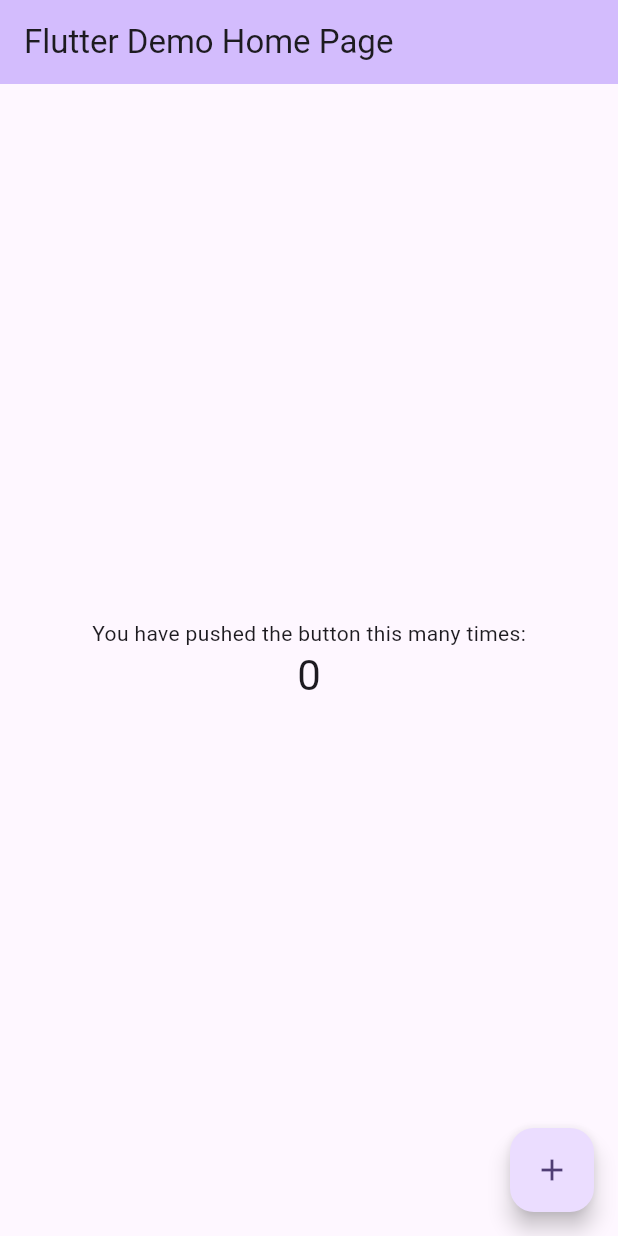
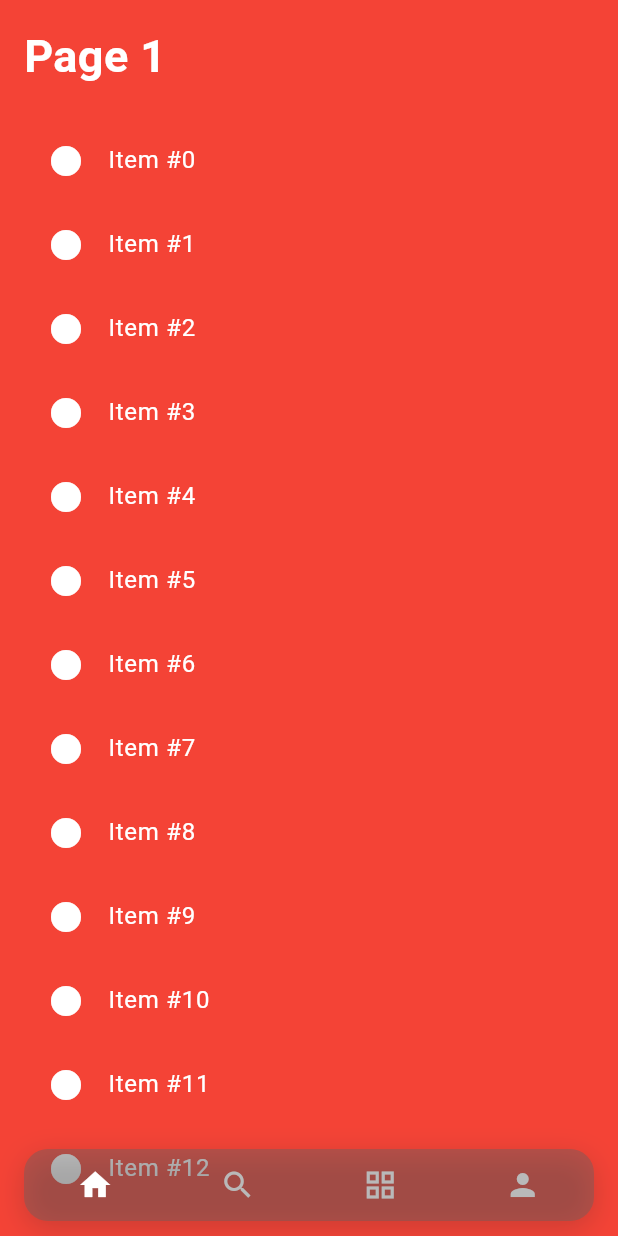
Before and after one commit to Anikshakya/ShowBox, a Flutter app: the screen it shows after launch, on a phone screen of 412 x 824 dp. Run offline on Flutter 3.47's test engine with Material 3 defaults, Android fonts, the phone set to English and light mode, and no system bars; our stand-ins replace get_storage.

Commit message:
[Added:: Bottom Nav]

```diff
--- a/lib/main.dart
+++ b/lib/main.dart
@@ -1,125 +1,178 @@
 import 'package:flutter/material.dart';
+import 'package:flutter/rendering.dart';
+import 'package:flutter/services.dart';
+import 'package:get_storage/get_storage.dart';
 
-void main() {
-  runApp(const MyApp());
+void main() async{
+  WidgetsFlutterBinding.ensureInitialized();
+  await GetStorage.init();
+  runApp(MaterialApp(
+    theme: ThemeData.dark(), // Optional: Dark theme for better visual
+    home: const FloatingBottomNavBar(),
+  ));
 }
 
-class MyApp extends StatelessWidget {
-  const MyApp({super.key});
+class FloatingBottomNavBar extends StatefulWidget {
+  const FloatingBottomNavBar({super.key});
 
-  // This widget is the root of your application.
+  @override
+  _FloatingBottomNavBarState createState() => _FloatingBottomNavBarState();
+}
+
+class _FloatingBottomNavBarState extends State<FloatingBottomNavBar> {
+  int _selectedIndex = 0;
+  final ScrollController _scrollController = ScrollController();
+  bool _isNavVisible = true;
+
+  final List<Widget> _pages = [
+    const PageContent(pageTitle: 'Page 1', color: Colors.red),
+    const PageContent(pageTitle: 'Page 2', color: Colors.blue),
+    const PageContent(pageTitle: 'Page 3', color: Colors.green),
+    const PageContent(pageTitle: 'Page 4', color: Colors.orange),
+  ];
+
+  void _onItemTapped(int index) {
+    HapticFeedback.heavyImpact(); // Provide haptic feedback on item tap
+    setState(() {
+      _selectedIndex = index;
+    });
+  }
+
+  @override
+  void initState() {
+    super.initState();
+
+    // Add a listener to the ScrollController
+    _scrollController.addListener(() {
+      if (_scrollController.position.userScrollDirection == ScrollDirection.reverse) {
+        // Scrolling down, hide the bottom nav
+        if (_isNavVisible) {
+          setState(() {
+            _isNavVisible = false;
+          });
+        }
+      } else if (_scrollController.position.userScrollDirection == ScrollDirection.forward) {
+        // Scrolling up, show the bottom nav
+        if (!_isNavVisible) {
+          setState(() {
+            _isNavVisible = true;
+          });
+        }
+      }
+    });
+  }
+
+  @override
+  void dispose() {
+    _scrollController.dispose();
+    super.dispose();
+  }
+
   @override
   Widget build(BuildContext context) {
-    return MaterialApp(
-      title: 'Flutter Demo',
-      theme: ThemeData(
-        // This is the theme of your application.
-        //
-        // TRY THIS: Try running your application with "flutter run". You'll see
-        // the application has a purple toolbar. Then, without quitting the app,
-        // try changing the seedColor in the colorScheme below to Colors.green
-        // and then invoke "hot reload" (save your changes or press the "hot
-        // reload" button in a Flutter-supported IDE, or press "r" if you used
-        // the command line to start the app).
-        //
-        // Notice that the counter didn't reset back to zero; the application
-        // state is not lost during the reload. To reset the state, use hot
-        // restart instead.
-        //
-        // This works for code too, not just values: Most code changes can be
-        // tested with just a hot reload.
-        colorScheme: ColorScheme.fromSeed(seedColor: Colors.deepPurple),
-        useMaterial3: true,
+    return Scaffold(
+      backgroundColor: Colors.black,
+      extendBody: true, // Ensures the content extends behind the nav bar
+      body: Stack(
+        children: [
+          SingleChildScrollView(
+            controller: _scrollController,
+            child: _pages[_selectedIndex],
+          ),
+          Positioned(
+            bottom: _isNavVisible ? 0 : -80, // Position the nav bar to fall down
+            left: 0,
+            right: 0,
+            child: Padding(
+              padding: const EdgeInsets.symmetric(horizontal: 16.0, vertical: 10.0),
+              child: Container(
+                height: 48,
+                decoration: BoxDecoration(
+                  color: const Color.fromARGB(255, 97, 97, 97).withOpacity(0.4), // Semi-transparent background
+                  borderRadius: BorderRadius.circular(16), // Rounded corners
+                  boxShadow: [
+                    BoxShadow(
+                      color: const Color.fromARGB(255, 37, 35, 39).withOpacity(0.2),
+                      blurRadius: 16,
+                      offset: const Offset(0, 5),
+                    ),
+                  ],
+                ),
+                child: ClipRRect(
+                  borderRadius: BorderRadius.circular(16),
+                  child: BottomNavigationBar(
+                    selectedLabelStyle: const TextStyle(fontSize: 0),
+                    unselectedLabelStyle: const TextStyle(fontSize: 0),
+                    showSelectedLabels: false,
+                    showUnselectedLabels: false,
+                    backgroundColor: Colors.transparent, // Transparent background
+                    elevation: 0, // Remove shadow
+                    type: BottomNavigationBarType.fixed,
+                    selectedItemColor: Colors.white,
+                    unselectedItemColor: const Color.fromARGB(255, 185, 185, 185),
+                    currentIndex: _selectedIndex,
+                    onTap: _onItemTapped,
+                    items: const [
+                      BottomNavigationBarItem(
+                        icon: Icon(Icons.home),
+                        label: '',
+                      ),
+                      BottomNavigationBarItem(
+                        icon: Icon(Icons.search),
+                        label: '',
+                      ),
+                      BottomNavigationBarItem(
+                        icon: Icon(Icons.grid_view),
+                        label: '',
+                      ),
+                      BottomNavigationBarItem(
+                        icon: Icon(Icons.person),
+                        label: '',
+                      ),
+                    ],
+                  ),
+                ),
+              ),
+            ),
+          ),
+        ],
       ),
-      home: const MyHomePage(title: 'Flutter Demo Home Page'),
     );
   }
 }
 
-class MyHomePage extends StatefulWidget {
-  const MyHomePage({super.key, required this.title});
+class PageContent extends StatelessWidget {
+  final String pageTitle;
+  final Color color;
 
-  // This widget is the home page of your application. It is stateful, meaning
-  // that it has a State object (defined below) that contains fields that affect
-  // how it looks.
-
-  // This class is the configuration for the state. It holds the values (in this
-  // case the title) provided by the parent (in this case the App widget) and
-  // used by the build method of the State. Fields in a Widget subclass are
-  // always marked "final".
-
-  final String title;
-
-  @override
-  State<MyHomePage> createState() => _MyHomePageState();
-}
-
-class _MyHomePageState extends State<MyHomePage> {
-  int _counter = 0;
-
-  void _incrementCounter() {
-    setState(() {
-      // This call to setState tells the Flutter framework that something has
-      // changed in this State, which causes it to rerun the build method below
-      // so that the display can reflect the updated values. If we changed
-      // _counter without calling setState(), then the build method would not be
-      // called again, and so nothing would appear to happen.
-      _counter++;
-    });
-  }
+  const PageContent({super.key, required this.pageTitle, required this.color});
 
   @override
   Widget build(BuildContext context) {
-    // This method is rerun every time setState is called, for instance as done
-    // by the _incrementCounter method above.
-    //
-    // The Flutter framework has been optimized to make rerunning build methods
-    // fast, so that you can just rebuild anything that needs updating rather
-    // than having to individually change instances of widgets.
-    return Scaffold(
-      appBar: AppBar(
-        // TRY THIS: Try changing the color here to a specific color (to
-        // Colors.amber, perhaps?) and trigger a hot reload to see the AppBar
-        // change color while the other colors stay the same.
-        backgroundColor: Theme.of(context).colorScheme.inversePrimary,
-        // Here we take the value from the MyHomePage object that was created by
-        // the App.build method, and use it to set our appbar title.
-        title: Text(widget.title),
+    return Container(
+      color: color,
+      padding: const EdgeInsets.all(16.0),
+      child: Column(
+        crossAxisAlignment: CrossAxisAlignment.start,
+        children: [
+          Text(
+            pageTitle,
+            style: const TextStyle(fontSize: 30, fontWeight: FontWeight.bold, color: Colors.white),
+          ),
+          const SizedBox(height: 20),
+          ListView.builder(
+            shrinkWrap: true,
+            physics: const NeverScrollableScrollPhysics(), // Prevent nested scrolling
+            itemCount: 30,
+            itemBuilder: (context, index) {
+              return ListTile(
+                leading: const Icon(Icons.circle, color: Colors.white),
+                title: Text('Item #$index', style: const TextStyle(color: Colors.white)),
+              );
+            },
+          ),
+        ],
       ),
-      body: Center(
-        // Center is a layout widget. It takes a single child and positions it
-        // in the middle of the parent.
-        child: Column(
-          // Column is also a layout widget. It takes a list of children and
-          // arranges them vertically. By default, it sizes itself to fit its
-          // children horizontally, and tries to be as tall as its parent.
-          //
-          // Column has various properties to control how it sizes itself and
-          // how it positions its children. Here we use mainAxisAlignment to
-          // center the children vertically; the main axis here is the vertical
-          // axis because Columns are vertical (the cross axis would be
-          // horizontal).
-          //
-          // TRY THIS: Invoke "debug painting" (choose the "Toggle Debug Paint"
-          // action in the IDE, or press "p" in the console), to see the
-          // wireframe for each widget.
-          mainAxisAlignment: MainAxisAlignment.center,
-          children: <Widget>[
-            const Text(
-              'You have pushed the button this many times:',
-            ),
-            Text(
-              '$_counter',
-              style: Theme.of(context).textTheme.headlineMedium,
-            ),
-          ],
-        ),
-      ),
-      floatingActionButton: FloatingActionButton(
-        onPressed: _incrementCounter,
-        tooltip: 'Increment',
-        child: const Icon(Icons.add),
-      ), // This trailing comma makes auto-formatting nicer for build methods.
     );
   }
 }
```
